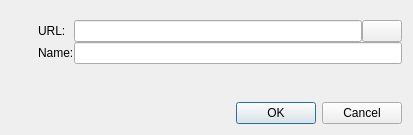
pars-linux/uludag, file 2.0/renan.cakirerk/ahenk/lider/lider/plugins/plugin_software/repository.ui: the form before one commit.
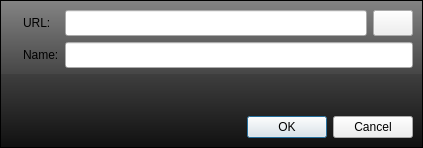
The form after the commit. Icons and pictures are not drawn.

What changed in the file:
```diff
--- a/2.0/renan.cakirerk/ahenk/lider/lider/plugins/plugin_software/repository.ui
+++ b/2.0/renan.cakirerk/ahenk/lider/lider/plugins/plugin_software/repository.ui
@@ -6,8 +6,8 @@
    <rect>
     <x>0</x>
     <y>0</y>
-    <width>413</width>
-    <height>135</height>
+    <width>423</width>
+    <height>148</height>
    </rect>
   </property>
   <property name="sizePolicy">
@@ -19,17 +19,54 @@
   <property name="windowTitle">
    <string>Repository</string>
   </property>
+  <property name="styleSheet">
+   <string notr="true">#frame {
+background-color: qlineargradient(spread:pad, x1:0.5, y1:0, x2:0.5, y2:1, stop:0 rgba(132, 132, 132, 255), stop:0.501481 rgba(70, 70, 70, 255), stop:0.503057 rgba(62, 62, 62, 255), stop:1 rgba(16, 16, 16, 255));
+}</string>
+  </property>
   <layout class="QGridLayout" name="gridLayout_2">
-   <property name="topMargin">
-    <number>20</number>
+   <property name="margin">
+    <number>0</number>
    </property>
-   <property name="horizontalSpacing">
-    <number>20</number>
+   <property name="spacing">
+    <number>0</number>
    </property>
+   <item row="0" column="0">
+    <widget class="QFrame" name="frame">
+     <property name="frameShape">
+      <enum>QFrame::StyledPanel</enum>
+     </property>
+     <property name="frameShadow">
+      <enum>QFrame::Raised</enum>
+     </property>
+     <layout class="QGridLayout" name="gridLayout_4">
+      <item row="0" column="0">
+       <widget class="QLabel" name="label_5">
+        <property name="text">
+         <string/>
+        </property>
+        <property name="pixmap">
+         <pixmap resource="software.qrc">:/icons/repository48.png</pixmap>
+        </property>
+       </widget>
+      </item>
    <item row="0" column="1">
     <layout class="QGridLayout" name="gridLayout">
      <item row="0" column="1">
-      <widget class="QLineEdit" name="editURL"/>
+         <widget class="QLineEdit" name="editURL">
+          <property name="minimumSize">
+           <size>
+            <width>0</width>
+            <height>25</height>
+           </size>
+          </property>
+          <property name="maximumSize">
+           <size>
+            <width>16777215</width>
+            <height>26</height>
+           </size>
+          </property>
+         </widget>
      </item>
      <item row="1" column="0">
       <widget class="QLabel" name="label_2">
@@ -39,7 +76,20 @@
       </widget>
      </item>
      <item row="1" column="1" colspan="2">
-      <widget class="QLineEdit" name="editName"/>
+         <widget class="QLineEdit" name="editName">
+          <property name="minimumSize">
+           <size>
+            <width>0</width>
+            <height>26</height>
+           </size>
+          </property>
+          <property name="maximumSize">
+           <size>
+            <width>16777215</width>
+            <height>26</height>
+           </size>
+          </property>
+         </widget>
      </item>
      <item row="0" column="0">
       <widget class="QLabel" name="label">
@@ -50,6 +100,18 @@
      </item>
      <item row="0" column="2">
       <widget class="QPushButton" name="pushCheck">
+          <property name="minimumSize">
+           <size>
+            <width>0</width>
+            <height>26</height>
+           </size>
+          </property>
+          <property name="maximumSize">
+           <size>
+            <width>16777215</width>
+            <height>26</height>
+           </size>
+          </property>
        <property name="toolTip">
         <string>Check URL</string>
        </property>
@@ -74,16 +136,6 @@
      </property>
     </widget>
    </item>
-   <item row="0" column="0">
-    <widget class="QLabel" name="label_5">
-     <property name="text">
-      <string/>
-     </property>
-     <property name="pixmap">
-      <pixmap resource="software.qrc">:/icons/repository48.png</pixmap>
-     </property>
-    </widget>
-   </item>
    <item row="2" column="1">
     <widget class="QDialogButtonBox" name="buttonBox">
      <property name="orientation">
@@ -96,9 +148,9 @@
    </item>
   </layout>
  </widget>
- <tabstops>
-  <tabstop>buttonBox</tabstop>
- </tabstops>
+   </item>
+  </layout>
+ </widget>
  <resources>
   <include location="software.qrc"/>
  </resources>
```
Lines whose indentation alone changed are shown as unchanged.
